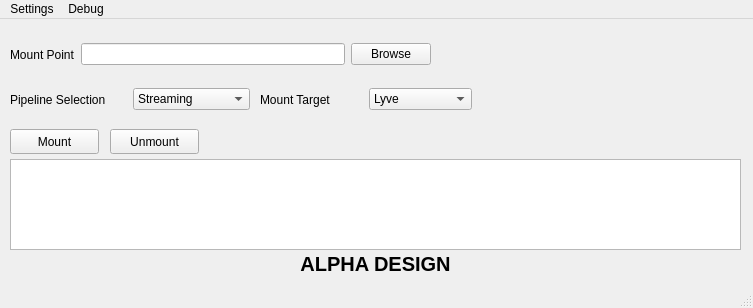
Before: the Qt Designer form gui/mountPrimaryWindow.ui in Seagate/cloudfuse, drawn with Qt 5.
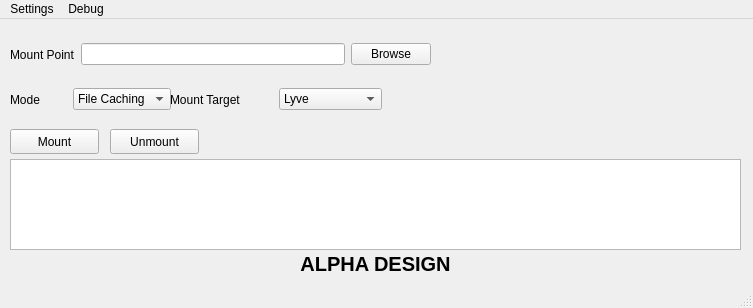
After: the same form once the commit is applied.

Commit message: Adding SIMPLE pipeline setting widgets

Diff of the .ui file:
```diff
--- a/gui/mountPrimaryWindow.ui
+++ b/gui/mountPrimaryWindow.ui
@@ -34,7 +34,7 @@
      <rect>
       <x>10</x>
       <y>60</y>
-      <width>240</width>
+      <width>161</width>
       <height>41</height>
      </rect>
     </property>
@@ -42,7 +42,7 @@
      <item>
       <widget class="QLabel" name="label_2">
        <property name="text">
-        <string>Pipeline Selection</string>
+        <string>Mode</string>
        </property>
       </widget>
      </item>
@@ -51,11 +51,6 @@
        <property name="toolTip">
         <string>&lt;html&gt;&lt;head/&gt;&lt;body&gt;&lt;p&gt;Set up the pipeline for LyveFuse. &lt;/p&gt;&lt;p&gt;Choose streaming or file caching&lt;/p&gt;&lt;/body&gt;&lt;/html&gt;</string>
        </property>
-       <item>
-        <property name="text">
-         <string>Streaming</string>
-        </property>
-       </item>
        <item>
         <property name="text">
          <string>File Caching</string>
@@ -139,7 +134,7 @@
    <widget class="QWidget" name="horizontalLayoutWidget_2">
     <property name="geometry">
      <rect>
-      <x>260</x>
+      <x>170</x>
       <y>60</y>
       <width>212</width>
       <height>41</height>
```
Left out of the diff: 10 changed lines with no effect on the pictures. The commit also changes 6 other files.
